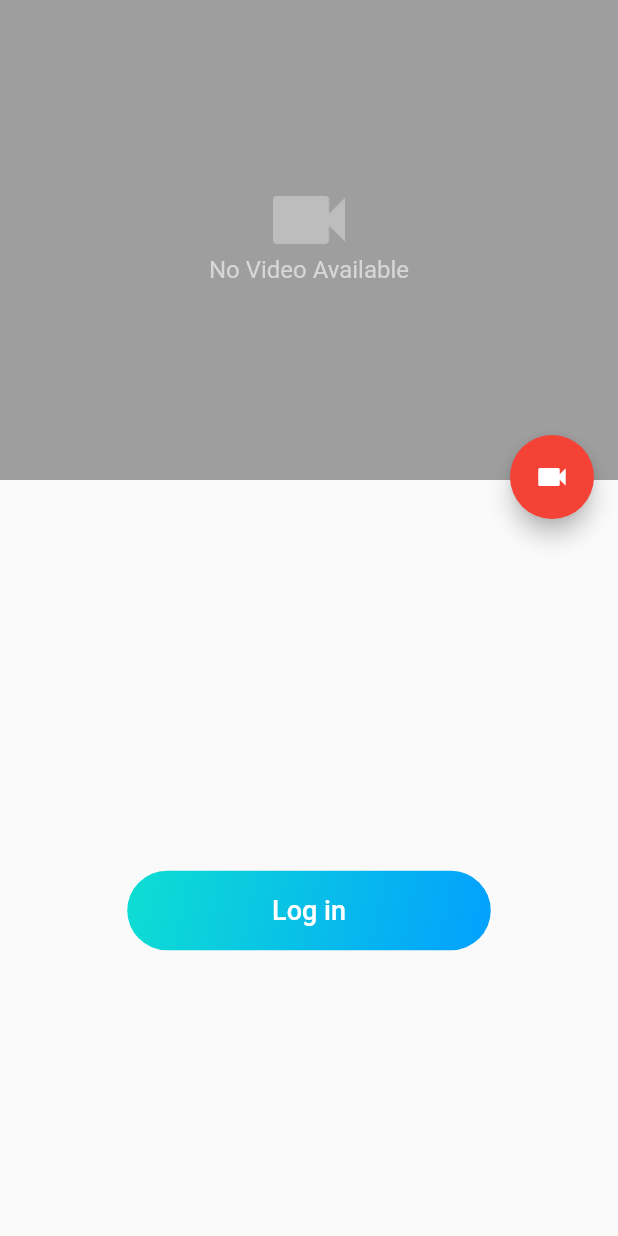
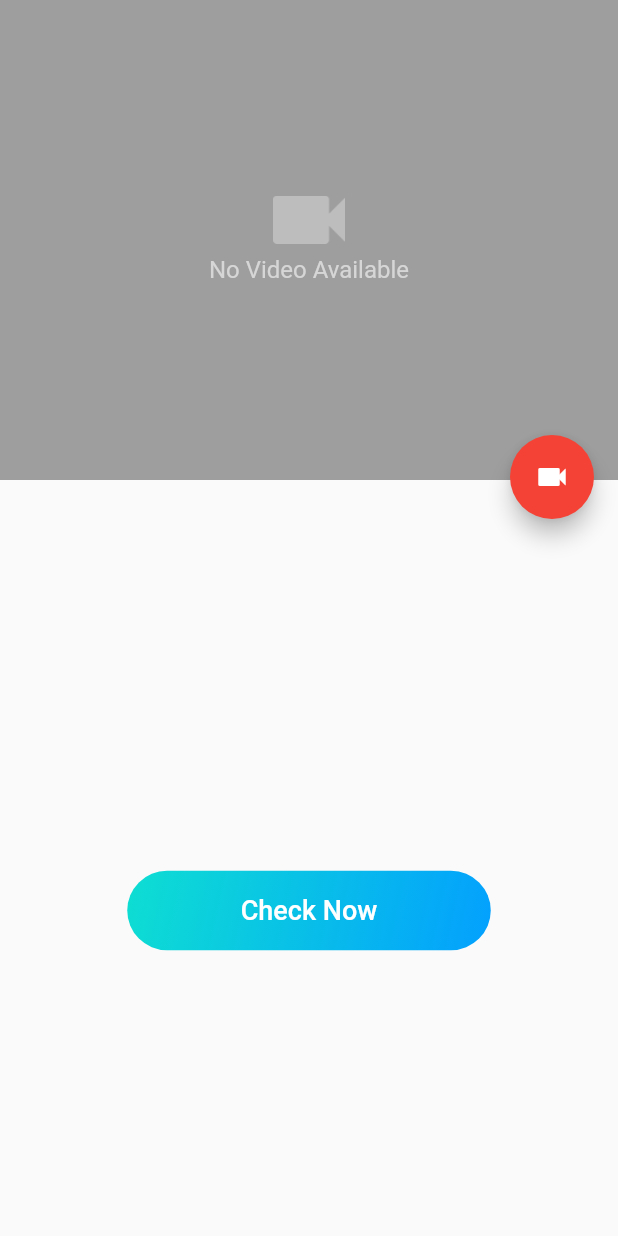
Before and after one commit to khaledMahmoudDev/videodetector, a Flutter app: the screen it shows after launch, after a tap on "Let's get Started", on a phone screen of 412 x 824 dp. Run offline on Flutter 3.47's test engine with Material 2 defaults, Android fonts, the phone set to English and light mode, and no system bars; our stand-ins replace camera, video_player.

Commit message:
remove sign up add network_service.dart

```diff
--- a/lib/ui/auth_screen/auth_screen.dart
+++ b/lib/ui/auth_screen/auth_screen.dart
@@ -24,12 +24,13 @@ class AuthScreen extends StatelessWidget {
                   },
                   child: roundedRectButton(
                       "Let's get Started", signInGradients, false)),
-              GestureDetector(
-                  onTap: () {
-                    Navigator.of(context).pushNamed(SIGNUP_SCREEN);
-                  },
-                  child: roundedRectButton(
-                      "Create an Account", signUpGradients, false)),
+
+              // GestureDetector(
+              //     onTap: () {
+              //       Navigator.of(context).pushNamed(SIGNUP_SCREEN);
+              //     },
+              //     child: roundedRectButton(
+              //         "Create an Account", signUpGradients, false)),
             ],
           ),
         )
--- a/lib/ui/login/login_screen.dart
+++ b/lib/ui/login/login_screen.dart
@@ -35,7 +35,7 @@ class _HomeScreenState extends State<HomeScreen> {
       children: <Widget>[
         _videoPath != null ? _getVideoContainer() : _getImageFromAsset(),
         _getCameraFab(),
-        _getLogo(),
+        _getLoginButton(),
       ],
     ));
   }
@@ -168,7 +168,7 @@ class _HomeScreenState extends State<HomeScreen> {
     );
   }
 
-  Widget _getLogo() {
+  Widget _getLoginButton() {
     return Container(
       margin: EdgeInsets.only(top: 400.0),
       alignment: Alignment.center,
@@ -180,10 +180,18 @@ class _HomeScreenState extends State<HomeScreen> {
                 padding: const EdgeInsets.all(16.0),
                 child: GestureDetector(
                     onTap: () {
-                      Navigator.of(context).pushNamed(HOME_SCREEN);
+                      if (_videoPath != '' && _videoPath != null) {
+                        ScaffoldMessenger.of(context).showSnackBar(SnackBar(
+                          content: Text("sending request"),
+                        ));
+                      } else {
+                        ScaffoldMessenger.of(context).showSnackBar(SnackBar(
+                          content: Text("Please record video first"),
+                        ));
+                      }
                     },
-                    child: roundedRectButton(
-                        "Log in", signInGradients, false)),
+                    child:
+                        roundedRectButton("Check Now", signInGradients, false)),
               )
             ],
           ),
--- a/pubspec.yaml
+++ b/pubspec.yaml
@@ -32,6 +32,8 @@ dependencies:
   # the parent directory to use the current plugin's version.
   path_provider: ^2.0.0
   video_player: ^2.1.4
+  #network
+  http: ^0.13.3
 
 
   # The following adds the Cupertino Icons font to your application.
```
Also changed, not shown: lib/network/network_service.dart (added, +16 -0 lines), pubspec.lock.
